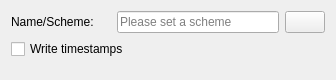
The window that dialogs/profiledatalogfilewidgetUI.ui (KDE/audex) describes before a commit, drawn with Qt 5.
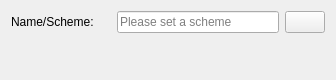
The same window after the commit.

The edit to the form file:
```diff
--- a/dialogs/profiledatalogfilewidgetUI.ui
+++ b/dialogs/profiledatalogfilewidgetUI.ui
@@ -34,7 +34,7 @@
      </property>
     </widget>
    </item>
-   <item row="2" column="0">
+   <item row="1" column="0">
     <spacer name="verticalSpacer">
      <property name="orientation">
       <enum>Qt::Orientation::Vertical</enum>
@@ -47,28 +47,6 @@
      </property>
     </spacer>
    </item>
-   <item row="1" column="0" colspan="2">
-    <widget class="QCheckBox" name="checkBox_timestamps">
-     <property name="enabled">
-      <bool>true</bool>
-     </property>
-     <property name="toolTip">
-      <string>&lt;html&gt;&lt;head/&gt;&lt;body&gt;&lt;p&gt;Write Media Catalog Number (MCN) and International Standard Recording Codes (ISRC, ISO 3901) of the tracks into the cue sheet (if your drive have the capability).&lt;/p&gt;&lt;p&gt;Depending in your drive it could take a few seconds at the end of your ripping process to fetch those numbers and codes.&lt;/p&gt;&lt;/body&gt;&lt;/html&gt;</string>
-     </property>
-     <property name="statusTip">
-      <string/>
-     </property>
-     <property name="whatsThis">
-      <string/>
-     </property>
-     <property name="text">
-      <string>Write timestamps</string>
-     </property>
-     <property name="checkable">
-      <bool>true</bool>
-     </property>
-    </widget>
-   </item>
   </layout>
  </widget>
  <resources/>
```
Left out of the diff: 4 changed lines with no effect on the pictures.
